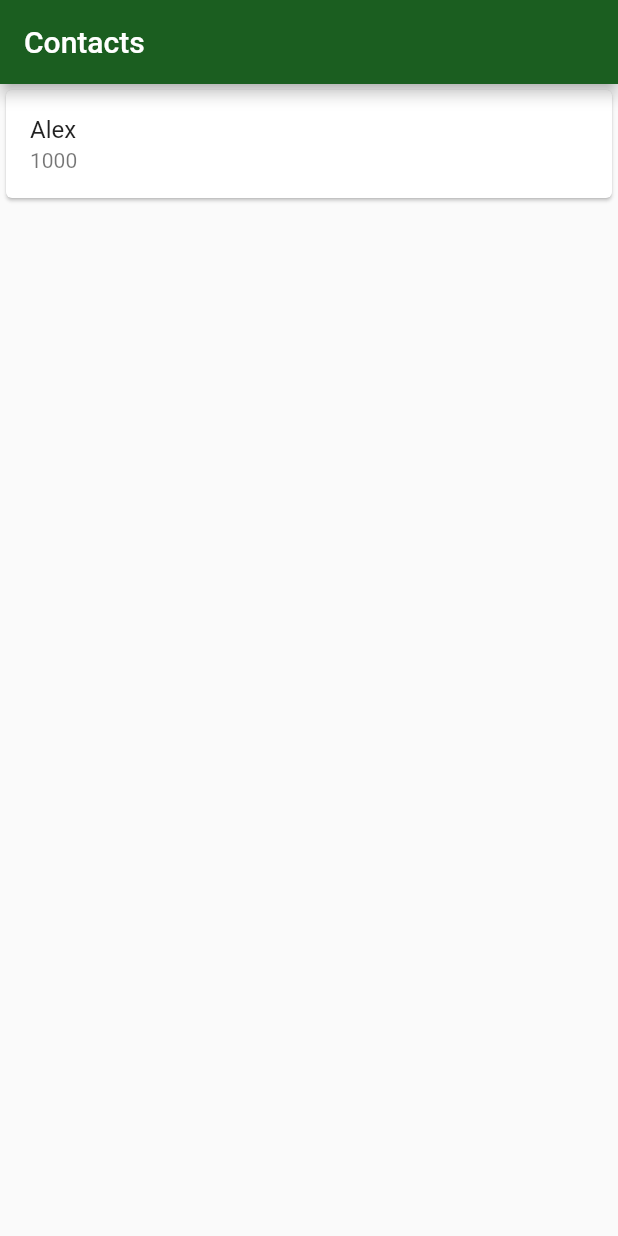
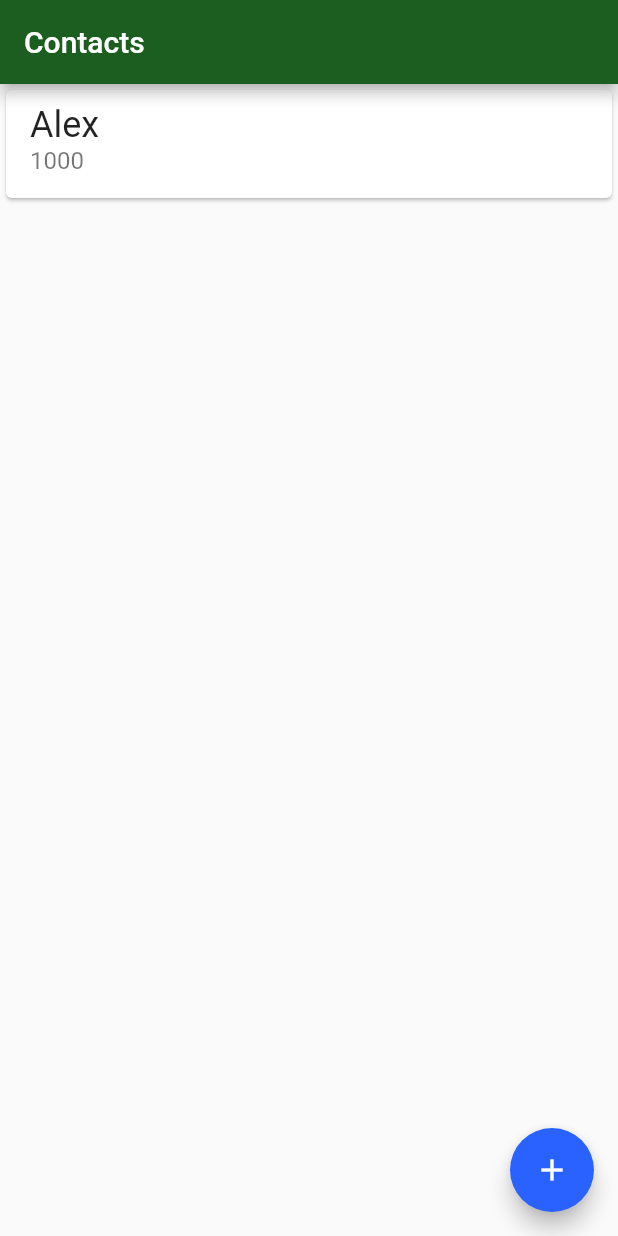
Before and after one commit to elisabavaresco/bytebank2, a Flutter app: the screen it shows after launch, on a phone screen of 412 x 824 dp. Run offline on Flutter 3.47's test engine with Material 2 defaults, Android fonts, the phone set to English and light mode, and no system bars.

Commit message:
change Text style and add Floating Action Button

```diff
--- a/lib/screens/contacts_list.dart
+++ b/lib/screens/contacts_list.dart
@@ -13,12 +13,26 @@ class ContactsList extends StatelessWidget {
         children: <Widget>[
           Card(
             child: ListTile(
-              title: Text('Alex'),
-              subtitle: Text('1000'),
+              title: Text(
+                'Alex',
+                style: TextStyle(
+                  fontSize: 24.0,
+                ),
+              ),
+              subtitle: Text(
+                '1000',
+                style: TextStyle(
+                  fontSize: 16.0,
+                ),
+              ),
             ),
           ),
         ],
       ),
+      floatingActionButton: FloatingActionButton(
+        onPressed: () {},
+        child: Icon(Icons.add),
+      ),
     );
   }
 }
```
